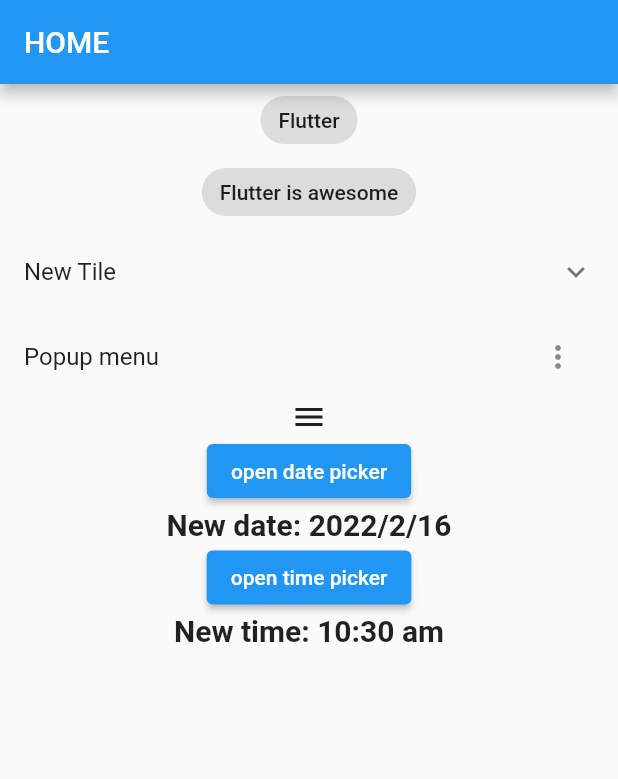
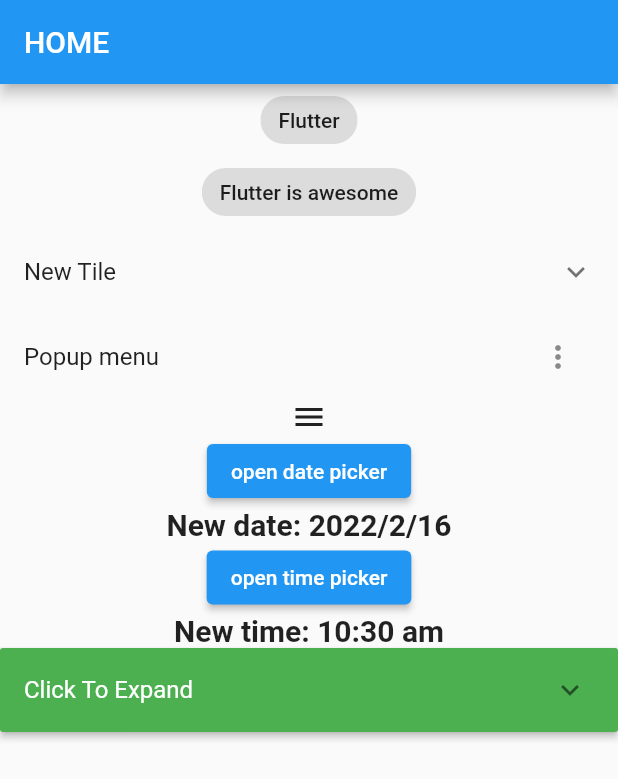
Before and after one commit to Prince-Kd/Awesome_widgets, a Flutter app: the screen it shows after launch, on a phone screen of 412 x 824 dp. Shown: the top 779 px of the screen. Run offline on Flutter 3.47's test engine with Material 2 defaults, Android fonts, the phone set to English and light mode, and no system bars.

```diff
--- a/lib/main.dart
+++ b/lib/main.dart
@@ -55,6 +55,7 @@ class _MyHomePageState extends State<MyHomePage> {
             AnimOne(),
             DateWidget(),
             TimeWidget(),
+            TileTwo(),
           ],
         )));
   }
```
